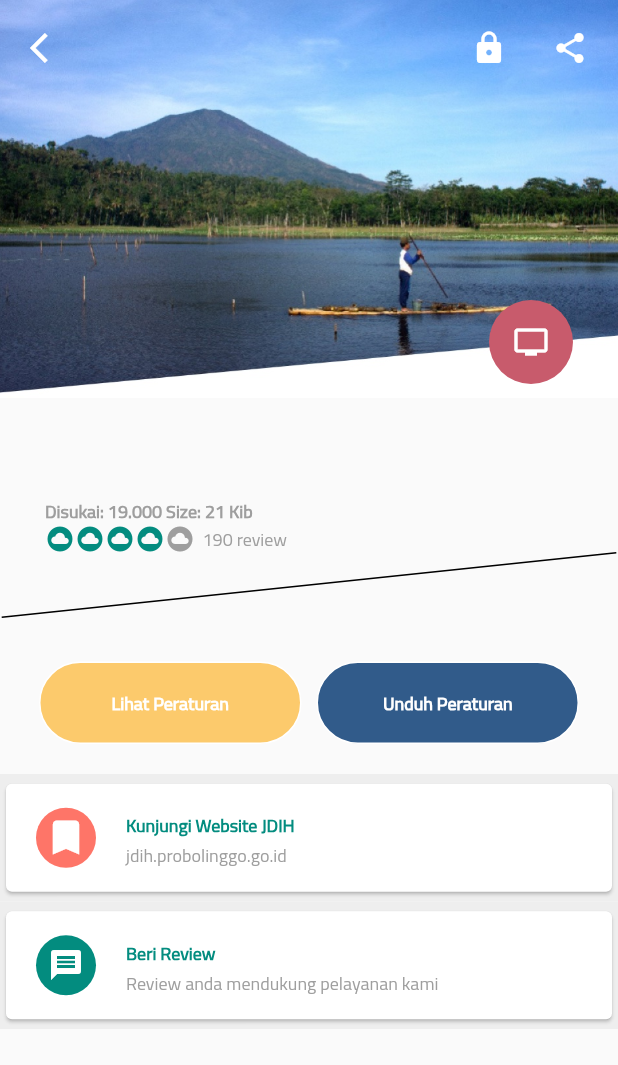
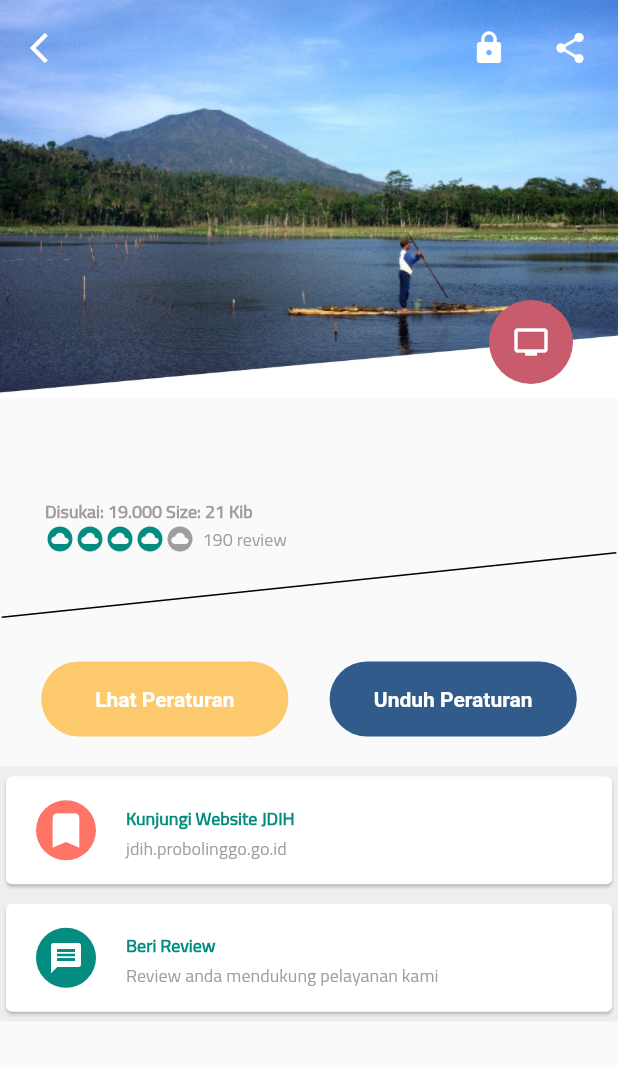
Before and after one commit to renalazy/jdih_app, a Flutter app: the DetailPage screen opened directly with empty values, on a phone screen of 412 x 824 dp. Shown: the top 1065 px of the screen. Run offline on Flutter 3.47's test engine with Material 2 defaults, Android fonts, the phone set to English and light mode, and no system bars; missing offline and left inert: dart:ffi, flutter_pdfview.

Commit message:
click button lihat peraturan/unduh peraturan di detail peraturan

```diff
--- a/lib/list_peraturan.dart
+++ b/lib/list_peraturan.dart
@@ -1,7 +1,12 @@
+import 'dart:io';
 import 'package:flutter/material.dart';
+import 'package:flutter/services.dart';
 import 'dart:convert';
 import 'package:jdih_app/Peraturan.dart';
 import 'package:http/http.dart' as http;
+import 'package:flutter_pdfview/flutter_pdfview.dart';
+import 'package:path_provider/path_provider.dart';
+import 'package:url_launcher/url_launcher.dart';
 
 void main() => runApp(new MyApp());
 
@@ -30,7 +35,7 @@ class ListPeraturan extends StatefulWidget {
 class _ListPeraturan extends State<ListPeraturan> {
   Future _getUsers() async {
     var data =
-        await http.get("http://jdih.probolinggokab.go.id/integrasi2.php");
+        await http.get("https://jdih.probolinggokab.go.id/integrasi2.php");
 
     var jsonData = json.decode(data.body);
     Peraturan peraturan = Peraturan.fromJson(jsonData);
@@ -105,6 +110,43 @@ class DetailPage extends StatelessWidget {
   final Perundangan perundangan;
 
   DetailPage(this.perundangan);
+
+  Future<File> getFileFromAsset(String asset) async {
+    try {
+      var data = await rootBundle.load(asset);
+      var bytes = data.buffer.asUint8List();
+      var dir = await getApplicationDocumentsDirectory();
+      File file = File("${dir.path}/mypdf.pdf");
+
+      File assetFile = await file.writeAsBytes(bytes);
+      return assetFile;
+    } catch (e) {
+      throw Exception("Error opening asset file");
+    }
+  }
+
+  Future<File> getFileFromUrl(String url) async {
+    try {
+      var data = await http.get(url);
+      var bytes = data.bodyBytes;
+      var dir = await getApplicationDocumentsDirectory();
+      File file = File("${dir.path}/mypdfonline.pdf");
+
+      File urlFile = await file.writeAsBytes(bytes);
+      return urlFile;
+    } catch (e) {
+      throw Exception("Error opening url file");
+    }
+  }
+
+  _launchURL() async {
+    String url = perundangan.urlDownload;
+    if (await canLaunch(url)) {
+      await launch(url);
+    } else {
+      throw 'Could not launch $url';
+    }
+  }
 
   @override
   Widget build(BuildContext context) {
@@ -254,47 +296,66 @@ class DetailPage extends StatelessWidget {
         ),
         SizedBox(height: 50.0),
         Row(
-          mainAxisAlignment: MainAxisAlignment.center,
+          mainAxisAlignment: MainAxisAlignment.spaceEvenly,
           children: <Widget>[
-            Container(
-              height: 55.0,
-              width: 175.0,
-              decoration: BoxDecoration(
-                border: Border.all(width: 1, color: Colors.white),
-                borderRadius: BorderRadius.circular(50.0),
-                color: Color(0xFFFCCA6C),
-              ),
+            SizedBox(
+              width: MediaQuery.of(context).size.width * 0.4,
+              height: 50,
+              child: Container(
+                child: Material(
+                  borderRadius: BorderRadius.circular(100),
+                  color: Colors.transparent,
+                  child: InkWell(
+                    borderRadius: BorderRadius.circular(100),
+                    splashColor: Colors.amber,
+                    onTap: () {
+                      _launchURL();
+                    },
                     child: Center(
                       child: Text(
-                  'Lihat Peraturan',
+                        "Lhat Peraturan",
                         style: TextStyle(
-                    fontSize: 12.0,
-                    fontFamily: 'TitilliumWeb',
-                    fontWeight: FontWeight.bold,
-                    color: Colors.white,
+                            color: Colors.white, fontWeight: FontWeight.w700),
                       ),
                     ),
                   ),
                 ),
-            SizedBox(width: 10.0),
-            Container(
-              height: 55.0,
-              width: 175.0,
                 decoration: BoxDecoration(
-                border: Border.all(width: 1, color: Colors.white),
-                borderRadius: BorderRadius.circular(50.0),
-                color: Color(0xFF315B8A),
+                    borderRadius: BorderRadius.circular(100),
+                    gradient: LinearGradient(
+                        colors: [Color(0xFFFFCCA6C), Color(0xFFFFCCA6C)],
+                        begin: Alignment.topCenter,
+                        end: Alignment.bottomCenter)),
               ),
+            ),
+            SizedBox(
+              width: MediaQuery.of(context).size.width * 0.4,
+              height: 50,
+              child: Container(
+                child: Material(
+                  borderRadius: BorderRadius.circular(100),
+                  color: Colors.transparent,
+                  child: InkWell(
+                    borderRadius: BorderRadius.circular(100),
+                    splashColor: Colors.blue,
+                    onTap: () {
+                      _launchURL();
+                    },
                     child: Center(
                       child: Text(
-                  'Unduh Peraturan',
+                        "Unduh Peraturan",
                         style: TextStyle(
-                    fontSize: 12.0,
-                    fontFamily: 'TitilliumWeb',
-                    fontWeight: FontWeight.bold,
-                    color: Colors.white,
+                            color: Colors.white, fontWeight: FontWeight.w700),
                       ),
                     ),
+                  ),
+                ),
+                decoration: BoxDecoration(
+                    borderRadius: BorderRadius.circular(100),
+                    gradient: LinearGradient(
+                        colors: [Color(0xFFF315B8A), Color(0xFFF315B8A)],
+                        begin: Alignment.topCenter,
+                        end: Alignment.bottomCenter)),
               ),
             ),
           ],
@@ -371,3 +432,85 @@ class DetailPage extends StatelessWidget {
     )));
   }
 }
+
+// class PdfViewPage extends StatefulWidget {
+//   final String path;
+
+//   const PdfViewPage(Future<File> fileFromUrl, {Key key, this.path}) : super(key: key);
+//   @override
+//   _PdfViewPageState createState() => _PdfViewPageState();
+// }
+
+// class _PdfViewPageState extends State<PdfViewPage> {
+//   int _totalPages = 0;
+//   int _currentPage = 0;
+//   bool pdfReady = false;
+//   PDFViewController _pdfViewController;
+
+//   @override
+//   Widget build(BuildContext context) {
+//     return Scaffold(
+//       appBar: AppBar(
+//         title: Text("My Document"),
+//       ),
+//       body: Stack(
+//         children: <Widget>[
+//           PDFView(
+//             filePath: widget.path,
+//             autoSpacing: true,
+//             enableSwipe: true,
+//             pageSnap: true,
+//             swipeHorizontal: true,
+//             nightMode: false,
+//             onError: (e) {
+//               print(e);
+//             },
+//             onRender: (_pages) {
+//               setState(() {
+//                 _totalPages = _pages;
+//                 pdfReady = true;
+//               });
+//             },
+//             onViewCreated: (PDFViewController vc) {
+//               _pdfViewController = vc;
+//             },
+//             onPageChanged: (int page, int total) {
+//               setState(() {});
+//             },
+//             onPageError: (page, e) {},
+//           ),
+//           !pdfReady
+//               ? Center(
+//                   child: CircularProgressIndicator(),
+//                 )
+//               : Offstage()
+//         ],
+//       ),
+//       floatingActionButton: Row(
+//         mainAxisAlignment: MainAxisAlignment.end,
+//         children: <Widget>[
+//           _currentPage > 0
+//               ? FloatingActionButton.extended(
+//                   backgroundColor: Colors.red,
+//                   label: Text("Go to ${_currentPage - 1}"),
+//                   onPressed: () {
+//                     _currentPage -= 1;
+//                     _pdfViewController.setPage(_currentPage);
+//                   },
+//                 )
+//               : Offstage(),
+//           _currentPage + 1 < _totalPages
+//               ? FloatingActionButton.extended(
+//                   backgroundColor: Colors.green,
+//                   label: Text("Go to ${_currentPage + 1}"),
+//                   onPressed: () {
+//                     _currentPage += 1;
+//                     _pdfViewController.setPage(_currentPage);
+//                   },
+//                 )
+//               : Offstage(),
+//         ],
+//       ),
+//     );
+//   }
+// }
--- a/pubspec.yaml
+++ b/pubspec.yaml
@@ -25,6 +25,9 @@ dependencies:
   cupertino_icons: ^0.1.2
   splashscreen:
   animated_splash: ^1.0.0
+  flutter_pdfview: ^1.0.0+4
+  path_provider: ^1.4.4
+  url_launcher: ^5.2.7
   http: 0.12.0+2
 
 dev_dependencies:
```
Also changed, not shown: pubspec.lock. Lines whose indentation alone changed are shown as unchanged.
